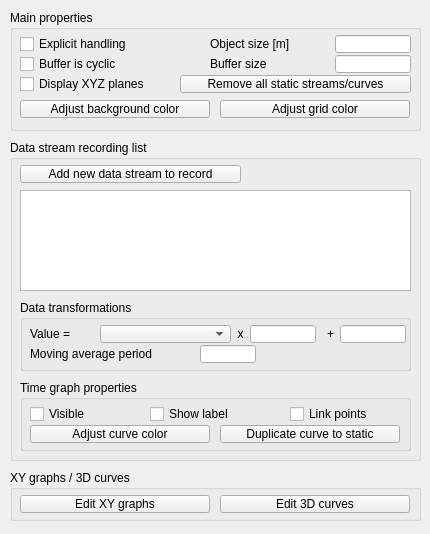
Above: ui/qdlggraphs.ui from CoppeliaRobotics/coppeliaSimLib before the change. Below: the same form after it.
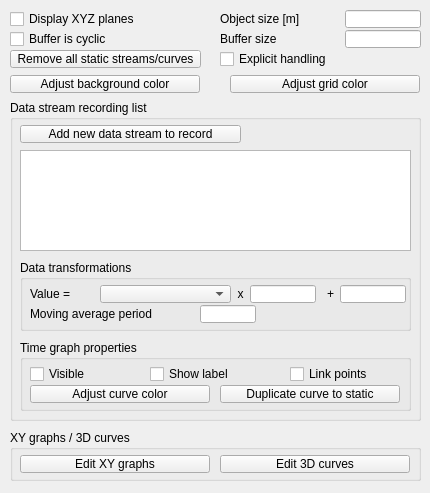
That is the form after the change.

The edit to the form file:
```diff
--- a/ui/qdlggraphs.ui
+++ b/ui/qdlggraphs.ui
@@ -7,7 +7,7 @@
     <x>0</x>
     <y>0</y>
     <width>430</width>
-    <height>534</height>
+    <height>493</height>
    </rect>
   </property>
   <property name="windowTitle">
@@ -20,165 +20,7 @@
    <property name="geometry">
     <rect>
      <x>10</x>
-     <y>10</y>
-     <width>411</width>
-     <height>121</height>
-    </rect>
-   </property>
-   <property name="title">
-    <string>Main properties</string>
-   </property>
-   <property name="flat">
-    <bool>false</bool>
-   </property>
-   <widget class="QCheckBox" name="qqExplicitHandling">
-    <property name="geometry">
-     <rect>
-      <x>10</x>
-      <y>25</y>
-      <width>181</width>
-      <height>18</height>
-     </rect>
-    </property>
-    <property name="focusPolicy">
-     <enum>Qt::StrongFocus</enum>
-    </property>
-    <property name="text">
-     <string>Explicit handling</string>
-    </property>
-   </widget>
-   <widget class="QCheckBox" name="qqShowXYZPlanes">
-    <property name="geometry">
-     <rect>
-      <x>10</x>
-      <y>65</y>
-      <width>161</width>
-      <height>18</height>
-     </rect>
-    </property>
-    <property name="focusPolicy">
-     <enum>Qt::StrongFocus</enum>
-    </property>
-    <property name="text">
-     <string>Display XYZ planes</string>
-    </property>
-   </widget>
-   <widget class="QCheckBox" name="qqBufferIsCyclic">
-    <property name="geometry">
-     <rect>
-      <x>10</x>
-      <y>45</y>
-      <width>191</width>
-      <height>18</height>
-     </rect>
-    </property>
-    <property name="focusPolicy">
-     <enum>Qt::StrongFocus</enum>
-    </property>
-    <property name="text">
-     <string>Buffer is cyclic</string>
-    </property>
-   </widget>
-   <widget class="QLabel" name="label">
-    <property name="geometry">
-     <rect>
-      <x>200</x>
-      <y>25</y>
-      <width>121</width>
-      <height>18</height>
-     </rect>
-    </property>
-    <property name="text">
-     <string>Object size [m]</string>
-    </property>
-   </widget>
-   <widget class="QLineEdit" name="qqObjectSize">
-    <property name="geometry">
-     <rect>
-      <x>325</x>
-      <y>25</y>
-      <width>76</width>
-      <height>18</height>
-     </rect>
-    </property>
-   </widget>
-   <widget class="QLabel" name="label_2">
-    <property name="geometry">
-     <rect>
-      <x>200</x>
-      <y>45</y>
-      <width>121</width>
-      <height>18</height>
-     </rect>
-    </property>
-    <property name="text">
-     <string>Buffer size</string>
-    </property>
-   </widget>
-   <widget class="QLineEdit" name="qqBufferSize">
-    <property name="geometry">
-     <rect>
-      <x>325</x>
-      <y>45</y>
-      <width>76</width>
-      <height>18</height>
-     </rect>
-    </property>
-   </widget>
-   <widget class="QToolButton" name="qqRemoveAllStatics">
-    <property name="geometry">
-     <rect>
-      <x>170</x>
-      <y>65</y>
-      <width>231</width>
-      <height>18</height>
-     </rect>
-    </property>
-    <property name="focusPolicy">
-     <enum>Qt::StrongFocus</enum>
-    </property>
-    <property name="text">
-     <string>Remove all static streams/curves</string>
-    </property>
-   </widget>
-   <widget class="QToolButton" name="qqAdjustBackgroundColor">
-    <property name="geometry">
-     <rect>
-      <x>10</x>
-      <y>90</y>
-      <width>190</width>
-      <height>18</height>
-     </rect>
-    </property>
-    <property name="focusPolicy">
-     <enum>Qt::StrongFocus</enum>
-    </property>
-    <property name="text">
-     <string>Adjust background color</string>
-    </property>
-   </widget>
-   <widget class="QToolButton" name="qqAdjustGridColor">
-    <property name="geometry">
-     <rect>
-      <x>210</x>
-      <y>90</y>
-      <width>190</width>
-      <height>18</height>
-     </rect>
-    </property>
-    <property name="focusPolicy">
-     <enum>Qt::StrongFocus</enum>
-    </property>
-    <property name="text">
-     <string>Adjust grid color</string>
-    </property>
-   </widget>
-  </widget>
-  <widget class="QGroupBox" name="groupBox_4">
-   <property name="geometry">
-    <rect>
-     <x>10</x>
-     <y>140</y>
+     <y>100</y>
      <width>411</width>
      <height>321</height>
     </rect>
@@ -430,7 +272,7 @@
    <property name="geometry">
     <rect>
      <x>10</x>
-     <y>470</y>
+     <y>430</y>
      <width>411</width>
      <height>51</height>
     </rect>
@@ -474,6 +316,148 @@
     </property>
    </widget>
   </widget>
+  <widget class="QLabel" name="label">
+   <property name="geometry">
+    <rect>
+     <x>220</x>
+     <y>10</y>
+     <width>121</width>
+     <height>18</height>
+    </rect>
+   </property>
+   <property name="text">
+    <string>Object size [m]</string>
+   </property>
+  </widget>
+  <widget class="QCheckBox" name="qqBufferIsCyclic">
+   <property name="geometry">
+    <rect>
+     <x>10</x>
+     <y>30</y>
+     <width>191</width>
+     <height>18</height>
+    </rect>
+   </property>
+   <property name="focusPolicy">
+    <enum>Qt::StrongFocus</enum>
+   </property>
+   <property name="text">
+    <string>Buffer is cyclic</string>
+   </property>
+  </widget>
+  <widget class="QCheckBox" name="qqShowXYZPlanes">
+   <property name="geometry">
+    <rect>
+     <x>10</x>
+     <y>10</y>
+     <width>161</width>
+     <height>18</height>
+    </rect>
+   </property>
+   <property name="focusPolicy">
+    <enum>Qt::StrongFocus</enum>
+   </property>
+   <property name="text">
+    <string>Display XYZ planes</string>
+   </property>
+  </widget>
+  <widget class="QLineEdit" name="qqObjectSize">
+   <property name="geometry">
+    <rect>
+     <x>345</x>
+     <y>10</y>
+     <width>76</width>
+     <height>18</height>
+    </rect>
+   </property>
+  </widget>
+  <widget class="QToolButton" name="qqAdjustGridColor">
+   <property name="geometry">
+    <rect>
+     <x>230</x>
+     <y>75</y>
+     <width>190</width>
+     <height>18</height>
+    </rect>
+   </property>
+   <property name="focusPolicy">
+    <enum>Qt::StrongFocus</enum>
+   </property>
+   <property name="text">
+    <string>Adjust grid color</string>
+   </property>
+  </widget>
+  <widget class="QLineEdit" name="qqBufferSize">
+   <property name="geometry">
+    <rect>
+     <x>345</x>
+     <y>30</y>
+     <width>76</width>
+     <height>18</height>
+    </rect>
+   </property>
+  </widget>
+  <widget class="QToolButton" name="qqRemoveAllStatics">
+   <property name="geometry">
+    <rect>
+     <x>10</x>
+     <y>50</y>
+     <width>191</width>
+     <height>18</height>
+    </rect>
+   </property>
+   <property name="focusPolicy">
+    <enum>Qt::StrongFocus</enum>
+   </property>
+   <property name="text">
+    <string>Remove all static streams/curves</string>
+   </property>
+  </widget>
+  <widget class="QCheckBox" name="qqExplicitHandling">
+   <property name="geometry">
+    <rect>
+     <x>220</x>
+     <y>50</y>
+     <width>181</width>
+     <height>18</height>
+    </rect>
+   </property>
+   <property name="focusPolicy">
+    <enum>Qt::StrongFocus</enum>
+   </property>
+   <property name="text">
+    <string>Explicit handling</string>
+   </property>
+  </widget>
+  <widget class="QLabel" name="label_2">
+   <property name="geometry">
+    <rect>
+     <x>220</x>
+     <y>30</y>
+     <width>121</width>
+     <height>18</height>
+    </rect>
+   </property>
+   <property name="text">
+    <string>Buffer size</string>
+   </property>
+  </widget>
+  <widget class="QToolButton" name="qqAdjustBackgroundColor">
+   <property name="geometry">
+    <rect>
+     <x>10</x>
+     <y>75</y>
+     <width>190</width>
+     <height>18</height>
+    </rect>
+   </property>
+   <property name="focusPolicy">
+    <enum>Qt::StrongFocus</enum>
+   </property>
+   <property name="text">
+    <string>Adjust background color</string>
+   </property>
+  </widget>
  </widget>
  <tabstops>
   <tabstop>qqExplicitHandling</tabstop>
```
Left out of the diff: 8 changed lines with no effect on the pictures.
